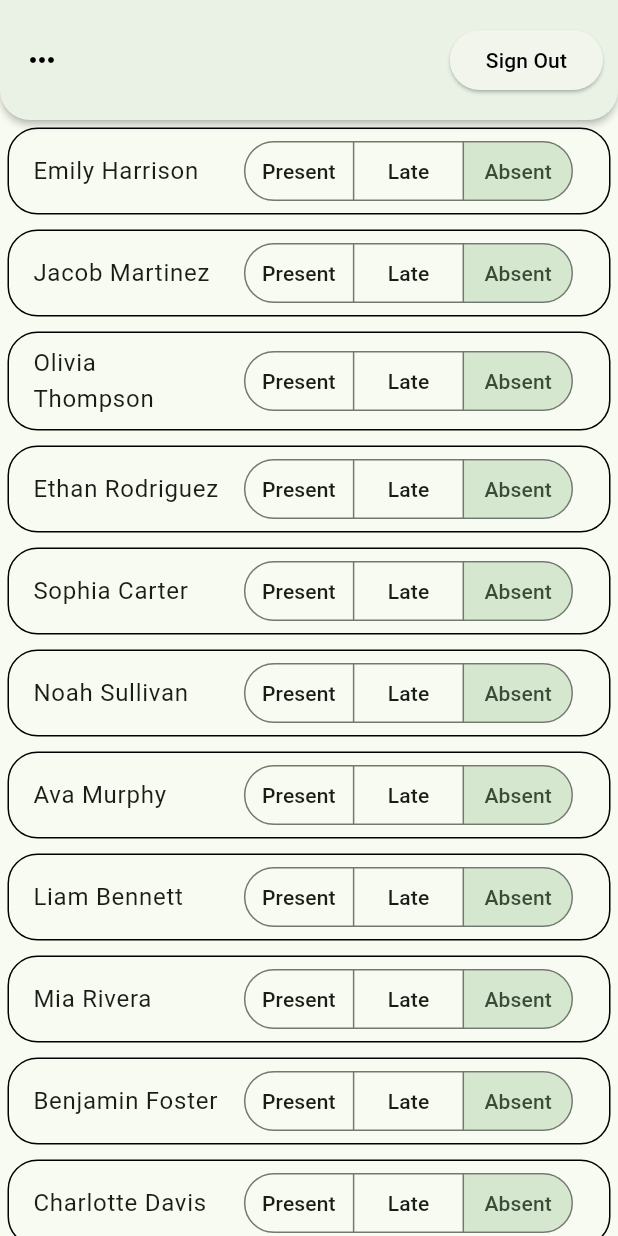
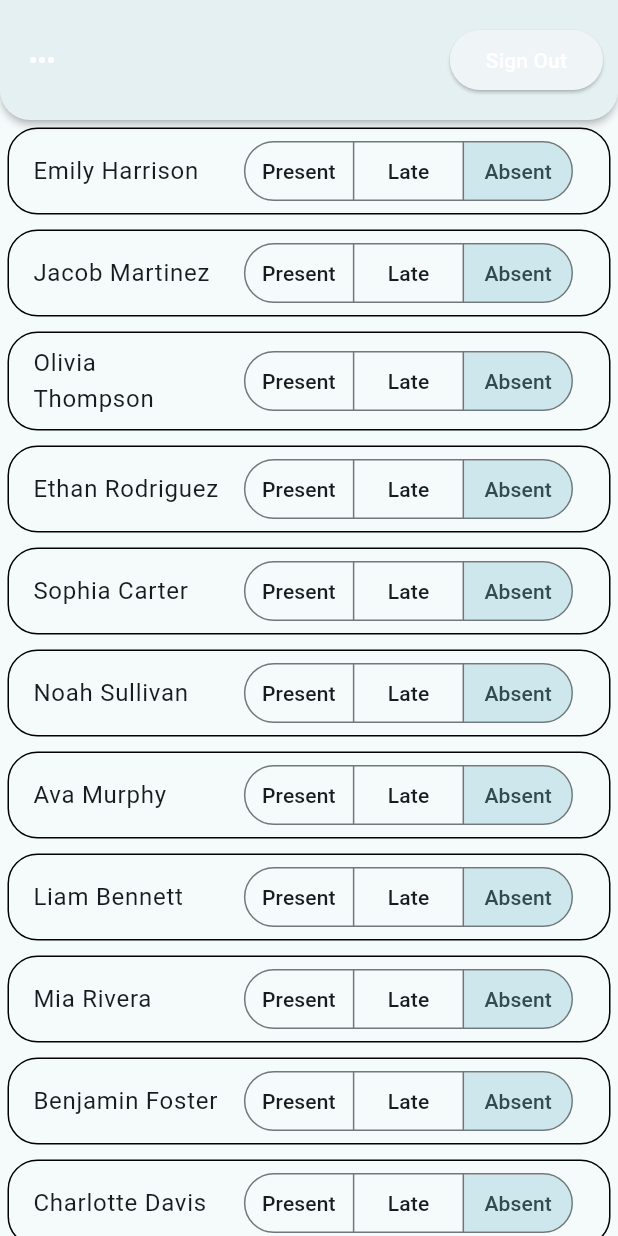
Before and after one commit to lachlk/school_role, a Flutter app: the screen it shows after launch, on a phone screen of 412 x 824 dp. Run offline on Flutter 3.47's test engine with Material 3 defaults, Android fonts, the phone set to English and light mode, and no system bars; drawn by our look-alikes of dynamic_color; generated files the repository leaves out were written again.

Commit message:
onPrimary elements know change for dark or light mode

```diff
--- a/lib/main.dart
+++ b/lib/main.dart
@@ -22,16 +22,16 @@ class Header extends StatelessWidget {
         leading: IconButton(
           icon: const Icon(Icons.more_horiz),
           onPressed: () {},
-          color: Colors.black,
+          color: Theme.of(context).colorScheme.onPrimary,
         ),
         actions: [
           Padding(
             padding: const EdgeInsets.only(right: 10.0),
             child: ElevatedButton(
               onPressed: () {},
-              child: const Text(
+              child: Text(
                 'Sign Out',
-                style: TextStyle(color: Colors.black),
+                style: TextStyle(color: Theme.of(context).colorScheme.onPrimary),
               ),
             ),
           ),
--- a/lib/theme.dart
+++ b/lib/theme.dart
@@ -13,7 +13,7 @@ class MyApp extends StatelessWidget {
   }
 }
 
-const _brandColor = Colors.green;
+const _brandColor = Colors.white;
 
 class DynamicTheme extends StatelessWidget {
   const DynamicTheme({super.key, required Header home});
@@ -27,14 +27,13 @@ class DynamicTheme extends StatelessWidget {
 
         if (lightDynamic != null && darkDynamic != null) {
           lightColorTheme = lightDynamic.harmonized();
-          lightColorTheme = lightColorTheme.copyWith(secondary: _brandColor);
+          lightColorTheme = lightColorTheme.copyWith(onPrimary: Colors.black, secondary: _brandColor);
 
           darkColorTheme = darkDynamic.harmonized();
-          darkColorTheme = darkColorTheme.copyWith(secondary: _brandColor);
+          darkColorTheme = darkColorTheme.copyWith(onPrimary: Colors.white, secondary: _brandColor);
         } else {
           lightColorTheme = ColorScheme.fromSeed(
             seedColor: _brandColor,
-            brightness: Brightness.light,
           );
           darkColorTheme = ColorScheme.fromSeed(
             seedColor: _brandColor,
@@ -44,9 +43,11 @@ class DynamicTheme extends StatelessWidget {
 
         return MaterialApp(
           theme: ThemeData(
+            useMaterial3: true,
             colorScheme: lightColorTheme,
           ),
           darkTheme: ThemeData(
+            useMaterial3: true,
             colorScheme: darkColorTheme,
           ),
           debugShowCheckedModeBanner: false,
```
